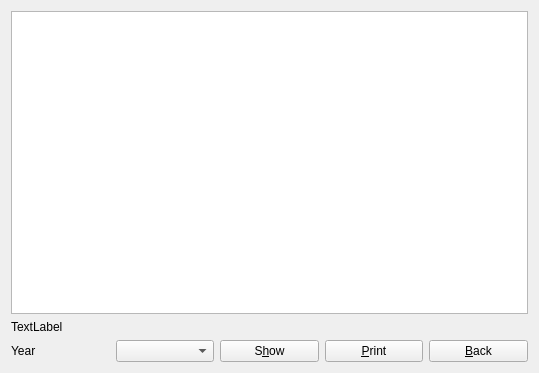
Old version of the form plugins/accountplugin/ledger/ledgeredit.ui in the repository FreeHealth/freehealth.
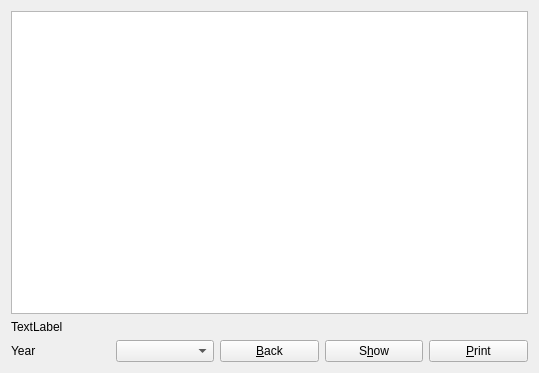
New version of the form.

What changed in the file:
```diff
--- a/plugins/accountplugin/ledger/ledgeredit.ui
+++ b/plugins/accountplugin/ledger/ledgeredit.ui
@@ -31,6 +31,13 @@
        <item>
         <widget class="QComboBox" name="yearComboBox"/>
        </item>
+       <item>
+        <widget class="QPushButton" name="quitButton">
+         <property name="text">
+          <string>&amp;Back</string>
+         </property>
+        </widget>
+       </item>
        <item>
         <widget class="QPushButton" name="showButton">
          <property name="text">
@@ -45,13 +52,6 @@
          </property>
         </widget>
        </item>
-       <item>
-        <widget class="QPushButton" name="quitButton">
-         <property name="text">
-          <string>&amp;Back</string>
-         </property>
-        </widget>
-       </item>
       </layout>
      </item>
      <item row="1" column="0">
```
